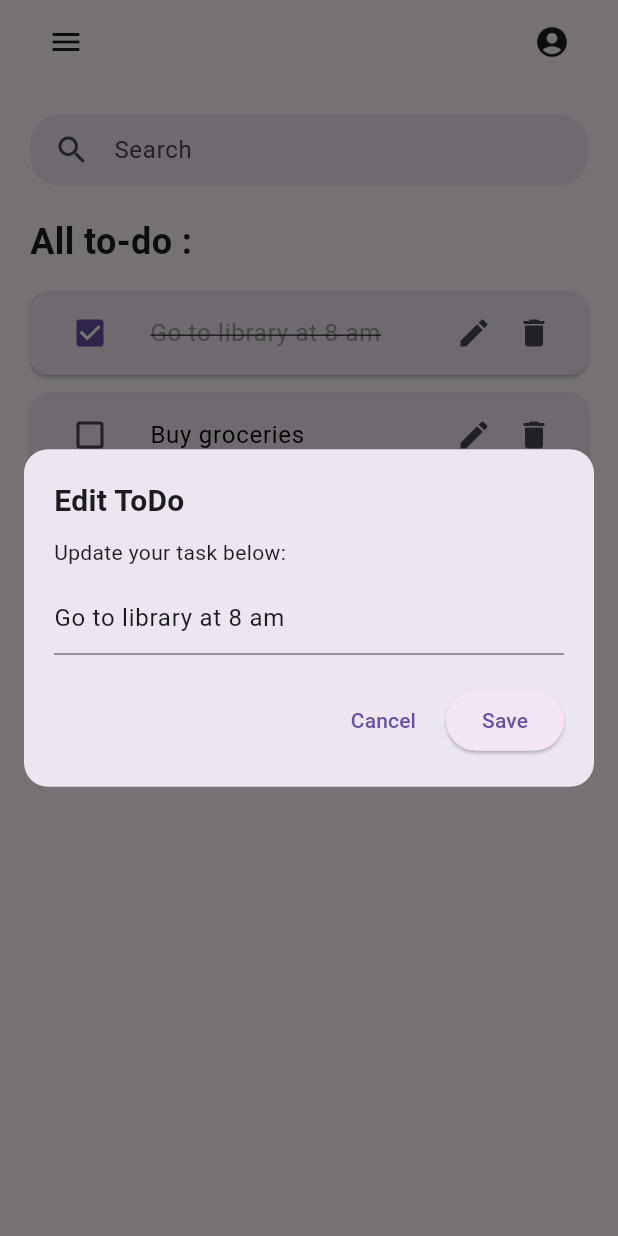
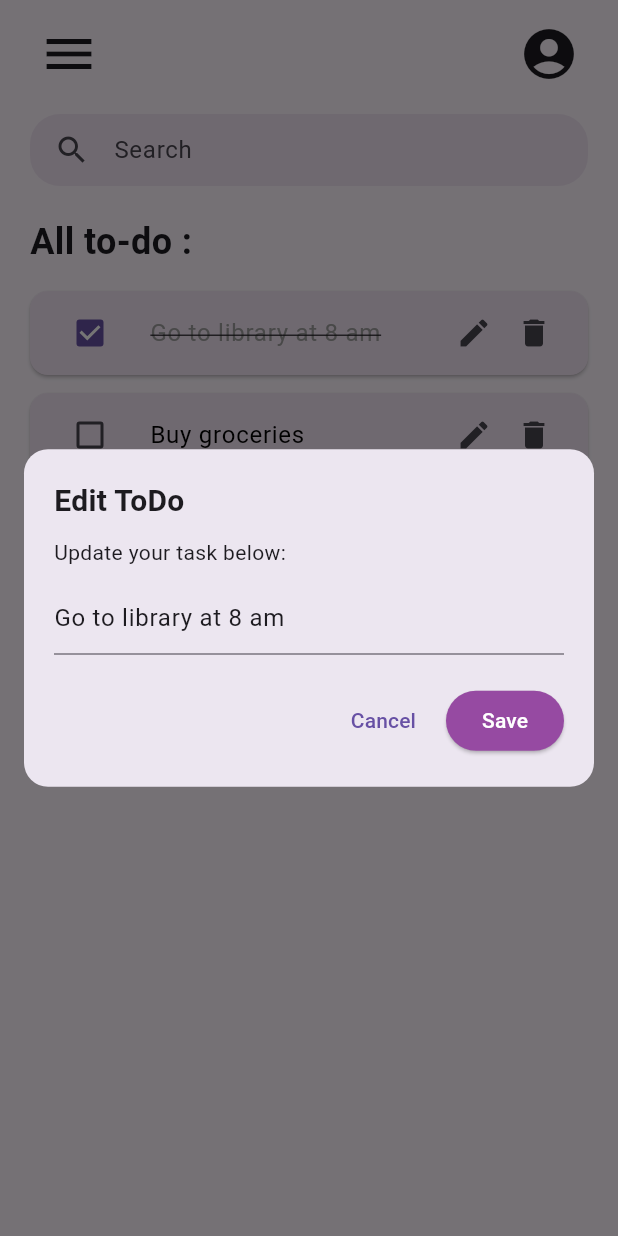
Before and after one commit to llatifah99/todo-flutter, a Flutter app: the screen it shows after launch, after a tap on the "edit" icon, on a phone screen of 412 x 824 dp. Run offline on Flutter 3.47's test engine with Material 3 defaults, Android fonts, the phone set to English and light mode, and no system bars.

Commit message:
fixed styling

```diff
--- a/todolist/lib/custom_widgets/appbar.dart
+++ b/todolist/lib/custom_widgets/appbar.dart
@@ -10,10 +10,13 @@ class CustomAppBar extends StatelessWidget implements PreferredSizeWidget {
   Widget build(BuildContext context) {
     return AppBar(
       title: Padding(
-        padding: EdgeInsetsGeometry.symmetric(horizontal: 16),
+        padding: EdgeInsets.only(top: 16, left: 10, right: 10),
         child: Row(
           mainAxisAlignment: MainAxisAlignment.spaceBetween,
-          children: [Icon(Icons.menu), Icon(Icons.account_circle)],
+          children: [
+            Icon(Icons.menu, size: 40),
+            Icon(Icons.account_circle, size: 40),
+          ],
         ),
       ),
       automaticallyImplyLeading: false,
--- a/todolist/lib/page/todo_page.dart
+++ b/todolist/lib/page/todo_page.dart
@@ -26,7 +26,7 @@ class _TodoPageState extends State<TodoPage> {
           shape: RoundedRectangleBorder(
             borderRadius: BorderRadius.circular(16),
           ),
-          insetPadding: const EdgeInsets.all(16), // 👈 margin dari tepi layar
+          insetPadding: const EdgeInsets.all(16),
           child: Padding(
             padding: const EdgeInsets.all(20),
             child: IntrinsicHeight(
@@ -56,7 +56,12 @@ class _TodoPageState extends State<TodoPage> {
                       const SizedBox(width: 8),
                       ElevatedButton(
                         style: ElevatedButton.styleFrom(
-                          backgroundColor: Colors.purple.shade50,
+                          backgroundColor: const Color.fromARGB(
+                            255,
+                            150,
+                            74,
+                            162,
+                          ),
                         ),
                         onPressed: () {
                           setState(() {
@@ -64,7 +69,10 @@ class _TodoPageState extends State<TodoPage> {
                           });
                           Navigator.pop(context);
                         },
-                        child: const Text("Save"),
+                        child: const Text(
+                          "Save",
+                          style: TextStyle(color: Colors.white),
+                        ),
                       ),
                     ],
                   ),
```
